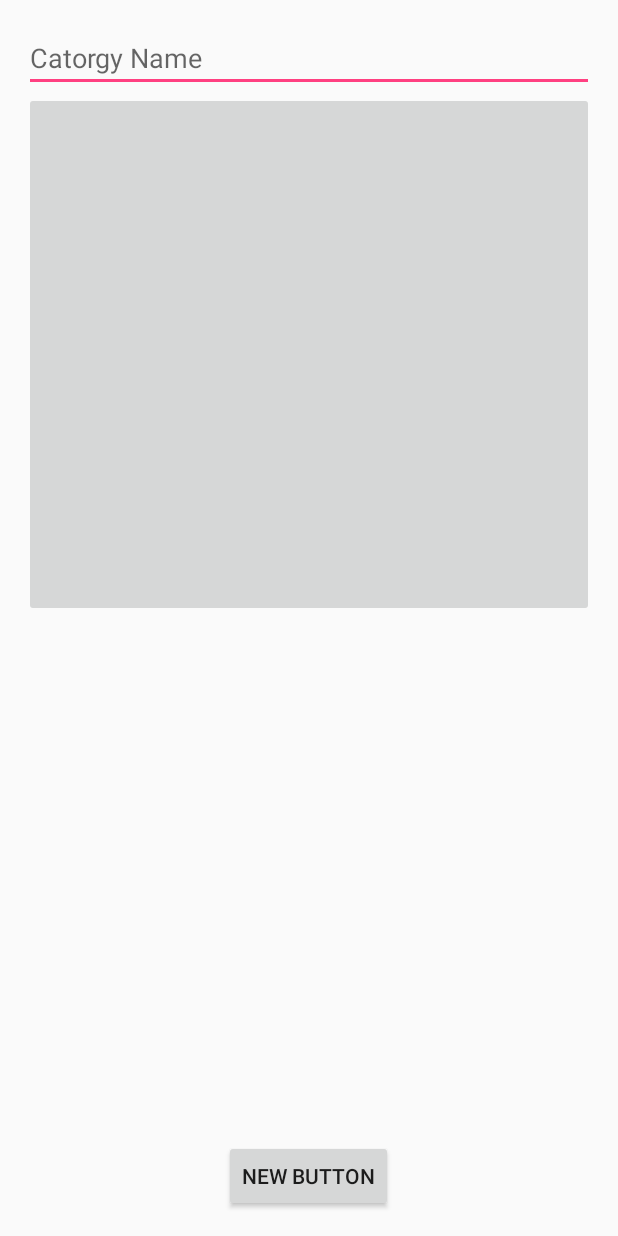
After one commit to mahmoudelgamal1997/Admin, an Android app: the layout activity_catorgy__post.xml on its own in the app's theme, with its tools: preview values and no code run, on a phone screen of 412 x 824 dp. The commit adds this screen. Run offline under Robolectric (Android 15) with nearby library versions, the phone set to English and light mode, and no system bars.

Commit message:
add catorgy

```diff
--- a/app/src/main/AndroidManifest.xml
+++ b/app/src/main/AndroidManifest.xml
@@ -15,7 +15,8 @@
                 <category android:name="android.intent.category.LAUNCHER" />
             </intent-filter>
         </activity>
-        <activity android:name=".City_Post"></activity>
+        <activity android:name=".City_Post" />
+        <activity android:name=".Catorgy_Post"></activity>
     </application>
 
 </manifest>
--- /dev/null
+++ b/app/src/main/res/layout/activity_catorgy__post.xml
@@ -0,0 +1,41 @@
+<?xml version="1.0" encoding="utf-8"?>
+<RelativeLayout xmlns:android="http://schemas.android.com/apk/res/android"
+    xmlns:tools="http://schemas.android.com/tools"
+    android:layout_width="match_parent"
+    android:layout_height="match_parent"
+    android:paddingBottom="@dimen/activity_vertical_margin"
+    android:paddingLeft="@dimen/activity_horizontal_margin"
+    android:paddingRight="@dimen/activity_horizontal_margin"
+    android:paddingTop="@dimen/activity_vertical_margin"
+    tools:context="com.example2017.android.admin.Catorgy_Post">
+
+
+    <EditText
+        android:layout_width="match_parent"
+        android:layout_height="wrap_content"
+        android:id="@+id/nameOfcatorgy"
+        android:hint="Catorgy Name"
+        android:layout_alignParentTop="true"
+        android:layout_alignParentRight="true"
+        android:layout_alignParentEnd="true" />
+
+    <ImageButton
+        android:layout_width="400dp"
+        android:layout_height="350dp"
+        android:layout_marginTop="45dp"
+        android:id="@+id/catorgy"
+        android:onClick="select_imageOfcatorgy"
+
+
+        />
+
+    <Button
+        android:layout_width="wrap_content"
+        android:layout_height="wrap_content"
+        android:text="New Button"
+        android:id="@+id/button3"
+        android:layout_alignParentBottom="true"
+        android:layout_centerHorizontal="true"
+        android:onClick="pushcat" />
+
+</RelativeLayout>
```
Also changed, not shown: app/src/main/java/com/example2017/android/admin/Catorgy_Post.java (added, +207 -0 lines), app/src/main/java/com/example2017/android/admin/City_Post.java (+28 -0 lines), app/src/main/java/com/example2017/android/admin/MainActivity.java (+8 -0 lines), app/src/main/res/layout/activity_main.xml (+10 -1 lines).
